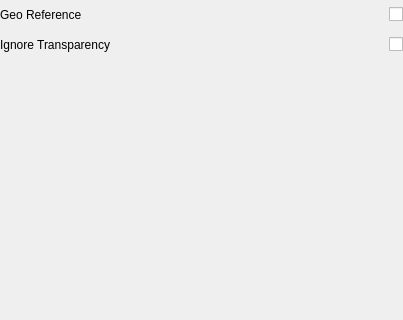
First picture: the form in apps/vaporgui/ui/ImageAppearanceGUI.ui, repository StasJ/vapor-formatted, before the edit; both pictures show x 0 to 403 and y 0 to 320 of the 403 by 854 pixel window.
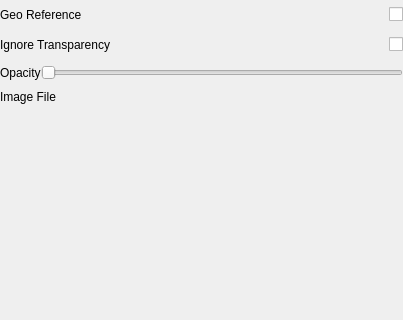
Second picture: the form after the edit.

Commit message: add opacity slider and file path label

Patch:
```diff
--- a/apps/vaporgui/ui/ImageAppearanceGUI.ui
+++ b/apps/vaporgui/ui/ImageAppearanceGUI.ui
@@ -126,6 +126,41 @@
        </item>
       </layout>
      </item>
+     <item>
+      <layout class="QHBoxLayout" name="horizontalLayout_4">
+       <property name="bottomMargin">
+        <number>10</number>
+       </property>
+       <item>
+        <widget class="QLabel" name="label_3">
+         <property name="text">
+          <string>Opacity</string>
+         </property>
+        </widget>
+       </item>
+       <item>
+        <widget class="QSlider" name="horizontalSlider">
+         <property name="orientation">
+          <enum>Qt::Horizontal</enum>
+         </property>
+        </widget>
+       </item>
+      </layout>
+     </item>
+     <item>
+      <layout class="QHBoxLayout" name="horizontalLayout_5">
+       <property name="bottomMargin">
+        <number>10</number>
+       </property>
+       <item>
+        <widget class="QLabel" name="label_4">
+         <property name="text">
+          <string>Image File</string>
+         </property>
+        </widget>
+       </item>
+      </layout>
+     </item>
      <item>
       <spacer name="verticalSpacer">
        <property name="orientation">
```
